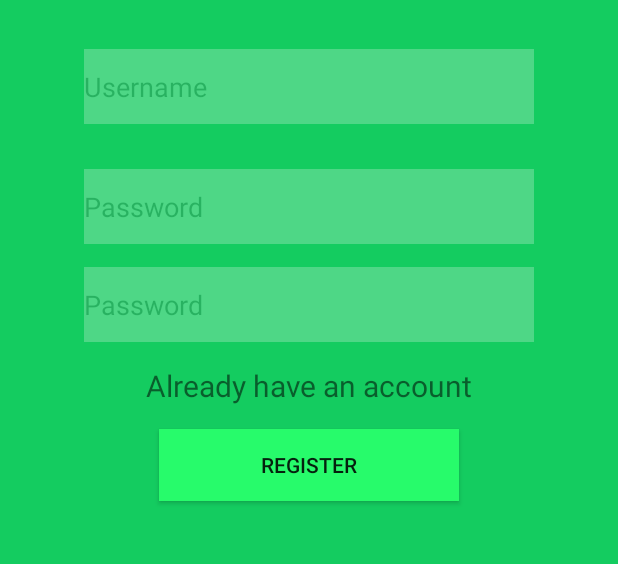
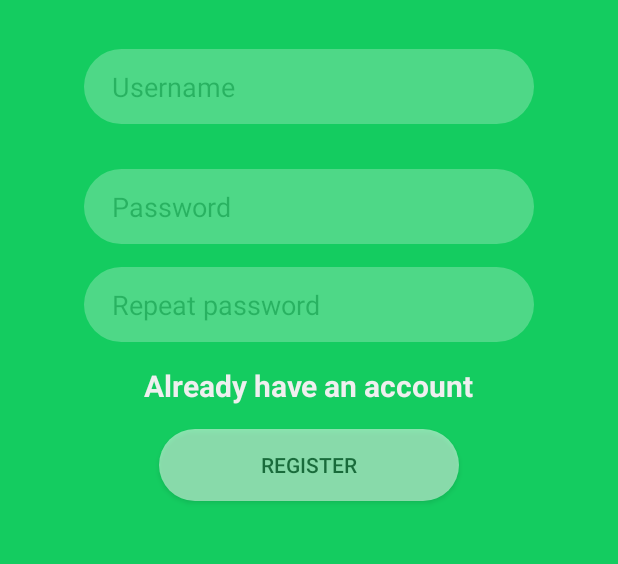
Before and after one commit to lccatala/SkootApp, an Android app: the screen it shows after launch (MainActivity), on a phone screen of 412 x 824 dp, the part 251-815 px from its top. Run offline under Robolectric (Android 15) with nearby library versions, the phone set to English and light mode, and no system bars.

Commit message:
Login and register menu styling

```diff
--- /dev/null
+++ b/app/src/main/res/drawable/rounded_edittext_register_login.xml
@@ -0,0 +1,5 @@
+<?xml version="1.0" encoding="utf-8"?>
+<shape xmlns:android="http://schemas.android.com/apk/res/android">
+    <corners android:radius="25dp"/>
+    <solid android:color="@android:color/white"></solid>
+</shape>
--- a/app/src/main/res/layout/activity_main.xml
+++ b/app/src/main/res/layout/activity_main.xml
@@ -13,9 +13,9 @@
         android:layout_height="50dp"
         android:layout_marginTop="30dp"
         android:alpha="0.25"
-        android:background="#FCFAFA"
+        android:background="@drawable/rounded_edittext_register_login"
         android:ems="10"
-        android:hint="Password"
+        android:hint="    Password"
         android:inputType="textPassword"
         app:layout_constraintEnd_toEndOf="parent"
         app:layout_constraintStart_toStartOf="parent"
@@ -28,9 +28,9 @@
         android:layout_height="50dp"
         android:layout_marginTop="15dp"
         android:alpha="0.25"
-        android:background="#FCFAFA"
+        android:background="@drawable/rounded_edittext_register_login"
         android:ems="10"
-        android:hint="Password"
+        android:hint="    Repeat password"
         android:inputType="textPassword"
         app:layout_constraintEnd_toEndOf="parent"
         app:layout_constraintStart_toStartOf="parent"
@@ -43,9 +43,9 @@
         android:layout_height="50dp"
         android:layout_marginTop="200dp"
         android:alpha="0.25"
-        android:background="#FCFAFA"
+        android:background="@drawable/rounded_edittext_register_login"
         android:ems="10"
-        android:hint="Username"
+        android:hint="    Username"
         android:inputType="textPersonName"
         app:layout_constraintEnd_toEndOf="parent"
         app:layout_constraintStart_toStartOf="parent"
@@ -57,7 +57,8 @@
         android:layout_width="200dp"
         android:layout_height="wrap_content"
         android:layout_marginTop="15dp"
-        android:background="#27FB6B"
+        android:background="@drawable/rounded_edittext_register_login"
+        android:alpha="0.5"
         android:text="Register"
         app:layout_constraintEnd_toEndOf="parent"
         app:layout_constraintStart_toStartOf="parent"
@@ -81,7 +82,12 @@
         android:layout_marginTop="15dp"
         android:clickable="true"
         android:text="Already have an account"
+        android:textColor="#EFEFEF"
+        android:textColorHighlight="#EFEFEF"
+        android:textColorHint="#EFEFEF"
+        android:textColorLink="#EFEFEF"
         android:textSize="20sp"
+        android:textStyle="bold"
         app:layout_constraintEnd_toEndOf="parent"
         app:layout_constraintStart_toStartOf="parent"
         app:layout_constraintTop_toBottomOf="@+id/repeatPasswordText" />
--- a/app/src/main/res/layout/activity_menu.xml
+++ b/app/src/main/res/layout/activity_menu.xml
@@ -1,7 +1,9 @@
 <?xml version="1.0" encoding="utf-8"?>
 <LinearLayout xmlns:android="http://schemas.android.com/apk/res/android"
-    android:orientation="vertical" android:layout_width="match_parent"
-    android:layout_height="match_parent">
+    android:layout_width="match_parent"
+    android:layout_height="match_parent"
+    android:background="#EFEFEF"
+    android:orientation="vertical">
 
     <TextView
         android:id="@+id/welcomeMessage"
```
Also changed, not shown: app/src/main/res/layout/activity_login.xml (+12 -5 lines).
